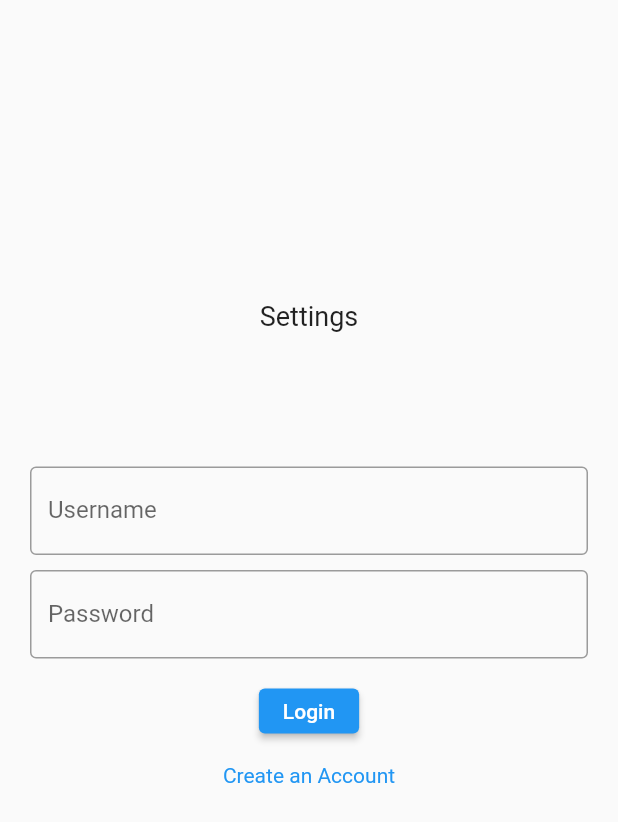
After one commit to JesusMunoz01/SeniorProjectMobileApp, a Flutter app: the SettingsScreen screen opened directly, after a tap on "Login", on a phone screen of 412 x 824 dp. The commit adds this screen. Shown: the top 822 px of the screen. Run offline on Flutter 3.47's test engine with Material 2 defaults, Android fonts, the phone set to English and light mode, and no system bars; our stand-ins replace firebase_core, firebase_database; accounts and stored records are empty; Roboto replaces fonts that are missing (Montserrat).

Commit message:
sprint 6

```diff
--- /dev/null
+++ b/lib/screens/settingsScreen.dart
@@ -0,0 +1,112 @@
+import 'package:flutter/material.dart';
+import 'package:sp_grocery_application/screens/createAccScreen.dart';
+import 'package:sp_grocery_application/screens/mainScreen.dart';
+import 'package:firebase_database/firebase_database.dart';
+import 'mainScreen.dart';
+
+class SettingsScreen extends StatefulWidget {
+  @override
+  _SettingsScreenState createState() => _SettingsScreenState();
+}
+
+class _SettingsScreenState extends State<SettingsScreen> {
+  TextEditingController _username = TextEditingController();
+  TextEditingController _password = TextEditingController();
+  @override
+  FirebaseDatabase database = FirebaseDatabase.instance;
+  DatabaseReference myRef = FirebaseDatabase.instance.ref("profiles/username");
+  @override
+  Widget build(BuildContext context) {
+    return Scaffold(
+      body: Center(
+        child: Column(
+          children: [
+            Padding(
+              padding: EdgeInsets.fromLTRB(20, 200, 20, 0),
+              child: Text(
+                "Settings",
+                key: Key("settingsScreenTest"),
+                style: TextStyle(fontSize: 18, fontFamily: 'Montserrat'),
+              ),
+            ),
+            Padding(
+              padding: EdgeInsets.fromLTRB(0, 80, 0, 0),
+            ),
+            Container(
+              padding: EdgeInsets.fromLTRB(20, 10, 20, 0),
+              child: TextField(
+                key: Key("usernameTextField"),
+                controller: _username,
+                decoration: const InputDecoration(
+                  border: OutlineInputBorder(),
+                  label: Text(
+                    'Username',
+                    key: Key("usernameText"),
+                  ),
+                ),
+              ),
+            ),
+            Container(
+              padding: EdgeInsets.fromLTRB(20, 10, 20, 0),
+              child: TextField(
+                key: Key("passwordTextField"),
+                obscureText: true,
+                controller: _password,
+                decoration: const InputDecoration(
+                  border: OutlineInputBorder(),
+                  label: Text(
+                    'Password',
+                    key: Key("passwordText"),
+                  ),
+                ),
+              ),
+            ),
+            Container(
+                height: 50,
+                padding: const EdgeInsets.fromLTRB(0, 20, 0, 0),
+                child: ElevatedButton(
+                  key: Key("loginButton"),
+                  child: const Text(
+                    'Login',
+                    key: Key("loginTextButton"),
+                  ),
+                  onPressed: () async {
+                    final snapshot = await FirebaseDatabase.instance
+                        .ref("profiles/${_username.text}/username")
+                        .get();
+                    final passSnapshot = await FirebaseDatabase.instance
+                        .ref("profiles/${_username.text}/password")
+                        .get();
+                    if (_username.text == snapshot.value.toString() &&
+                        _password.text.length > 8 &&
+                        _password.text == passSnapshot.value.toString()) {
+                      Navigator.push(
+                          context,
+                          MaterialPageRoute(
+                              builder: (context) => MainScreen()));
+                    }
+                  },
+                )),
+            Container(
+              padding: const EdgeInsets.fromLTRB(0, 20, 0, 0),
+              child: GestureDetector(
+                onTap: () {
+                  Navigator.push(
+                      context,
+                      MaterialPageRoute(
+                          builder: (context) => createAccScreen()));
+                },
+                child: Text(
+                  "Create an Account",
+                  style: TextStyle(color: Colors.blue),
+                  key: Key("createAccText"),
+                ),
+                key: Key("createAccButton"),
+              ),
+            )
+          ],
+        ),
+      ),
+    );
+  }
+}
--- a/lib/utils/userDatabase.dart
+++ b/lib/utils/userDatabase.dart
@@ -21,4 +21,5 @@ UserDatabase user1(String name, String username, String uid, String password,
   age = 76;
   weight = 223.7;
   balance = 1550;
+  List <String> itemList = ["Doritos", "Donitas", "Nesquik", "Snickers", "Shmucker's Uncrusted"];
 }
```
